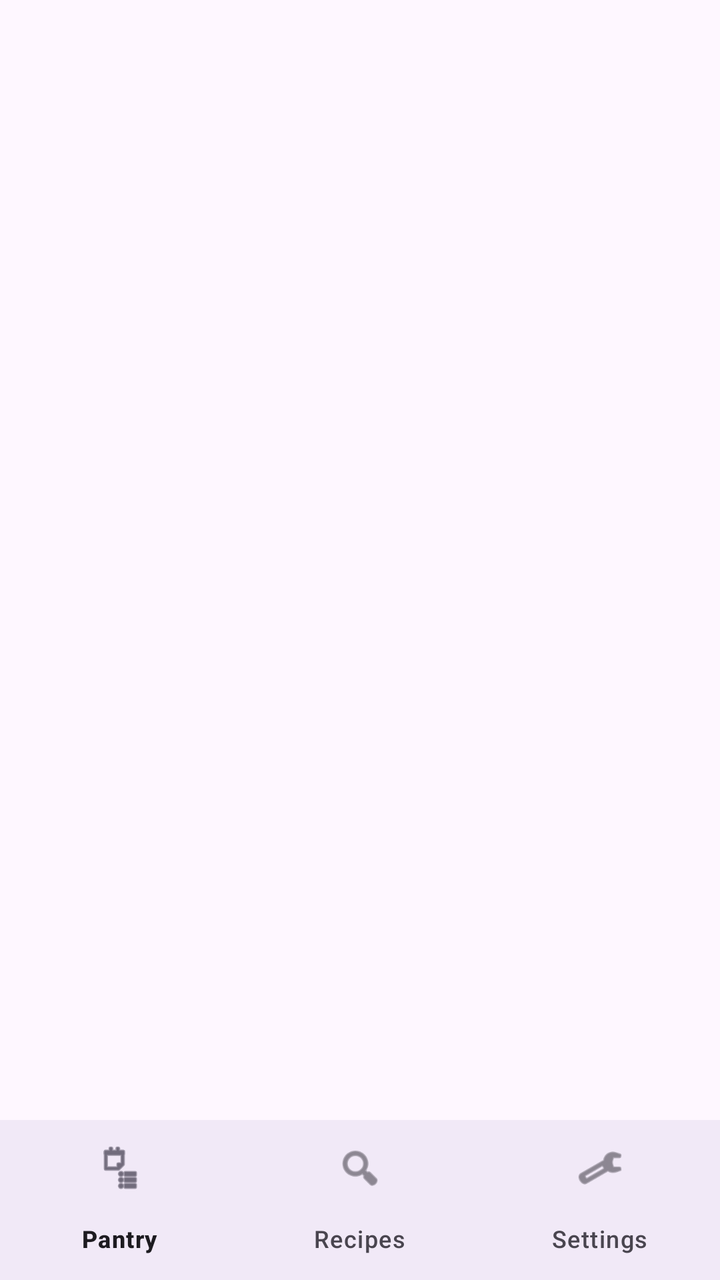
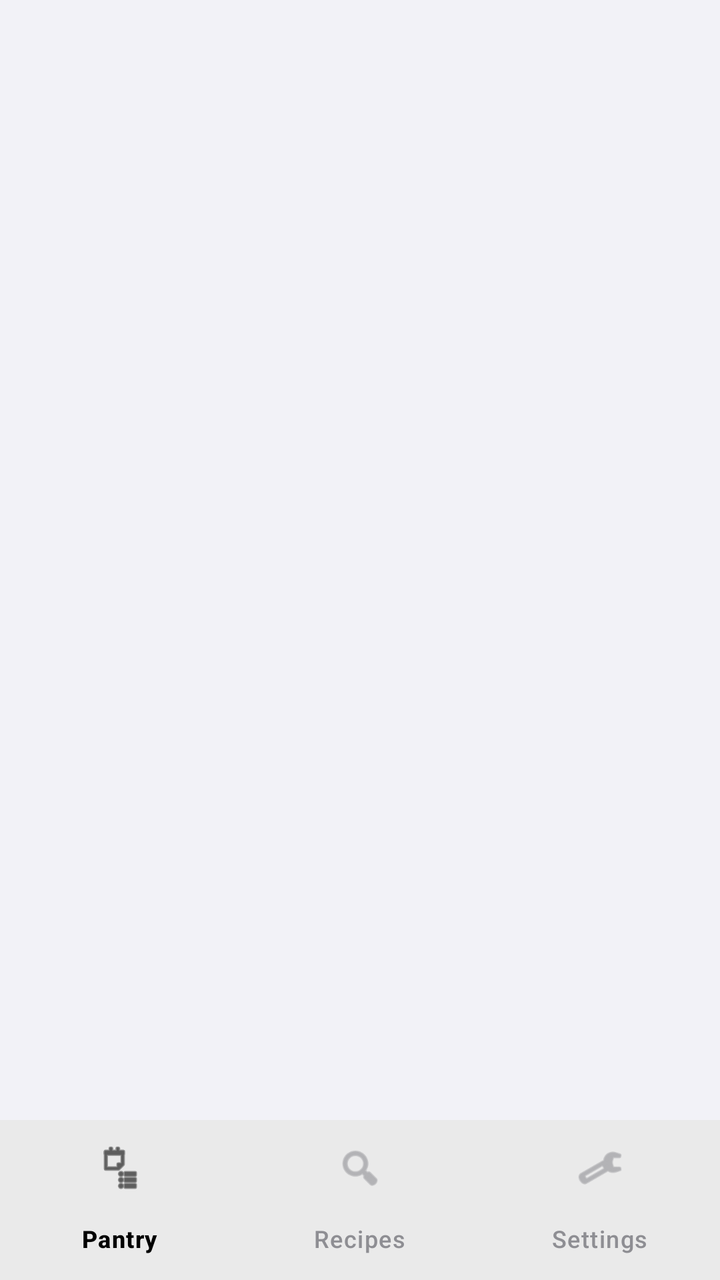

Screens rendered from an Android XML layout before and after an edit, with the pre-edit source and the edit as a unified diff.
<!-- AndroidManifest.xml: application theme Theme.SmartPantryManager -->
<!-- res/layout/activity_main.xml -->
<?xml version="1.0" encoding="utf-8"?>
<androidx.constraintlayout.widget.ConstraintLayout
    xmlns:android="http://schemas.android.com/apk/res/android"
    xmlns:app="http://schemas.android.com/apk/res-auto"
    android:id="@+id/main"
    android:layout_width="match_parent"
    android:layout_height="match_parent">

    <androidx.fragment.app.FragmentContainerView
        android:id="@+id/fragment_container"
        android:layout_width="match_parent"
        android:layout_height="0dp"
        app:layout_constraintTop_toTopOf="parent"
        app:layout_constraintBottom_toTopOf="@id/bottom_nav"
        app:layout_constraintStart_toStartOf="parent"
        app:layout_constraintEnd_toEndOf="parent" />

    <com.google.android.material.bottomnavigation.BottomNavigationView
        android:id="@+id/bottom_nav"
        android:layout_width="match_parent"
        android:layout_height="wrap_content"
        android:background="?android:attr/windowBackground"
        app:menu="@menu/bottom_nav_menu"
        app:layout_constraintBottom_toBottomOf="parent"
        app:layout_constraintStart_toStartOf="parent"
        app:layout_constraintEnd_toEndOf="parent" />

</androidx.constraintlayout.widget.ConstraintLayout>
<!-- resources referenced by this layout -->
<resources>
  <style name="Theme.SmartPantryManager" parent="Base.Theme.SmartPantryManager" />
  <style name="Base.Theme.SmartPantryManager" parent="Theme.Material3.DayNight.NoActionBar">
          
          
      </style>
</resources>

<!-- the commit's change to res/layout/activity_main.xml (unified diff, before → after) -->
@@ -4,7 +4,8 @@
     xmlns:app="http://schemas.android.com/apk/res-auto"
     android:id="@+id/main"
     android:layout_width="match_parent"
-    android:layout_height="match_parent">
+    android:layout_height="match_parent"
+    android:background="?android:attr/colorBackground">
 
     <androidx.fragment.app.FragmentContainerView
         android:id="@+id/fragment_container"
@@ -19,7 +20,9 @@
         android:id="@+id/bottom_nav"
         android:layout_width="match_parent"
         android:layout_height="wrap_content"
-        android:background="?android:attr/windowBackground"
+        android:background="?attr/colorSurface"
+        app:itemIconTint="@color/bottom_nav_item_color"
+        app:itemTextColor="@color/bottom_nav_item_color"
         app:menu="@menu/bottom_nav_menu"
         app:layout_constraintBottom_toBottomOf="parent"
         app:layout_constraintStart_toStartOf="parent"
<!-- resource entries referenced after the edit -->
@@ -3,7 +3,47 @@
   <style name="Theme.SmartPantryManager" parent="Base.Theme.SmartPantryManager" />
   <style name="Base.Theme.SmartPantryManager" parent="Theme.Material3.DayNight.NoActionBar">
           
+          <item name="colorPrimary">@color/mono_black</item>
+          <item name="colorOnPrimary">@color/mono_white</item>
+          <item name="colorPrimaryContainer">@color/mono_nav_indicator_light</item>
+          <item name="colorOnPrimaryContainer">@color/mono_black</item>
+  
+          <item name="colorSecondary">#3A3A3C</item>
+          <item name="colorOnSecondary">@color/mono_white</item>
+  
+          <item name="android:colorBackground">@color/mono_bg_light</item>
+          <item name="colorSurface">@color/mono_surface_light</item>
+          <item name="colorOnSurface">@color/mono_text_primary</item>
+          <item name="colorOnSurfaceVariant">@color/mono_text_secondary</item>
+          <item name="colorOutline">@color/mono_card_border</item>
+  
           
+          <item name="android:statusBarColor">@color/mono_bg_light</item>
+          <item name="android:windowLightStatusBar">true</item>
+  
+          
+          <item name="materialCardViewStyle">@style/Widget.SleekCardView</item>
+          <item name="materialButtonStyle">@style/Widget.SleekButton</item>
+      </style>
+  <color name="mono_black">#000000</color>
+  <color name="mono_white">#FFFFFF</color>
+  <color name="mono_nav_indicator_light">#E5E5EA</color>
+  <color name="mono_bg_light">#F2F2F7</color>
+  <color name="mono_surface_light">#FFFFFF</color>
+  <color name="mono_text_primary">#000000</color>
+  <color name="mono_text_secondary">#8E8E93</color>
+  <color name="mono_card_border">#E5E5EA</color>
+  <style name="Widget.SleekCardView" parent="Widget.Material3.CardView.Filled">
+          <item name="cardCornerRadius">16dp</item>
+          <item name="cardElevation">0dp</item>
+          <item name="strokeColor">@color/mono_card_border</item>
+          <item name="strokeWidth">1dp</item>
+          <item name="cardBackgroundColor">@color/mono_surface_light</item>
+      </style>
+  <style name="Widget.SleekButton" parent="Widget.Material3.Button">
+          <item name="cornerRadius">14dp</item>
+          <item name="backgroundTint">@color/mono_black</item>
+          <item name="android:textColor">@color/mono_white</item>
       </style>
 </resources>
 
